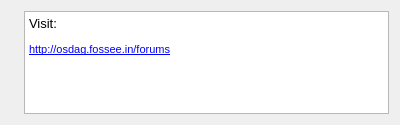
Above: Connections/Shear/Finplate/ask_question.ui from GreatDevelopers/osdag-core before the change. Below: the same form after it.
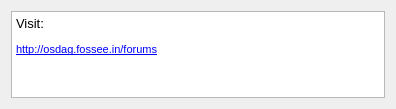
That is the form after the change. Icons and pictures are not drawn.

```diff
--- a/Connections/Shear/Finplate/ask_question.ui
+++ b/Connections/Shear/Finplate/ask_question.ui
@@ -6,8 +6,8 @@
    <rect>
     <x>0</x>
     <y>0</y>
-    <width>400</width>
-    <height>125</height>
+    <width>396</width>
+    <height>109</height>
    </rect>
   </property>
   <property name="windowTitle">
@@ -17,25 +17,15 @@
    <iconset resource="ResourceFiles/icons.qrc">
     <normaloff>:/newPrefix/images/Osdag.png</normaloff>:/newPrefix/images/Osdag.png</iconset>
   </property>
-  <layout class="QGridLayout" name="gridLayout">
-   <item row="0" column="0">
-    <widget class="QLabel" name="label">
-     <property name="frameShape">
-      <enum>QFrame::NoFrame</enum>
-     </property>
-     <property name="frameShadow">
-      <enum>QFrame::Plain</enum>
-     </property>
-     <property name="text">
-      <string/>
-     </property>
-     <property name="pixmap">
-      <pixmap resource="ResourceFiles/icons.qrc">:/newPrefix/images/click_image.png</pixmap>
-     </property>
-    </widget>
-   </item>
-   <item row="0" column="1">
     <widget class="QTextBrowser" name="textBrowser">
+   <property name="geometry">
+    <rect>
+     <x>11</x>
+     <y>11</y>
+     <width>374</width>
+     <height>87</height>
+    </rect>
+   </property>
      <property name="html">
       <string>&lt;!DOCTYPE HTML PUBLIC &quot;-//W3C//DTD HTML 4.0//EN&quot; &quot;http://www.w3.org/TR/REC-html40/strict.dtd&quot;&gt;
 &lt;html&gt;&lt;head&gt;&lt;meta name=&quot;qrichtext&quot; content=&quot;1&quot; /&gt;&lt;style type=&quot;text/css&quot;&gt;
@@ -48,8 +38,6 @@
       <bool>true</bool>
      </property>
     </widget>
-   </item>
-  </layout>
  </widget>
  <resources>
   <include location="ResourceFiles/icons.qrc"/>
```
Left out of the diff: 3 changed lines with no effect on the pictures. Lines whose indentation alone changed are shown as unchanged.
